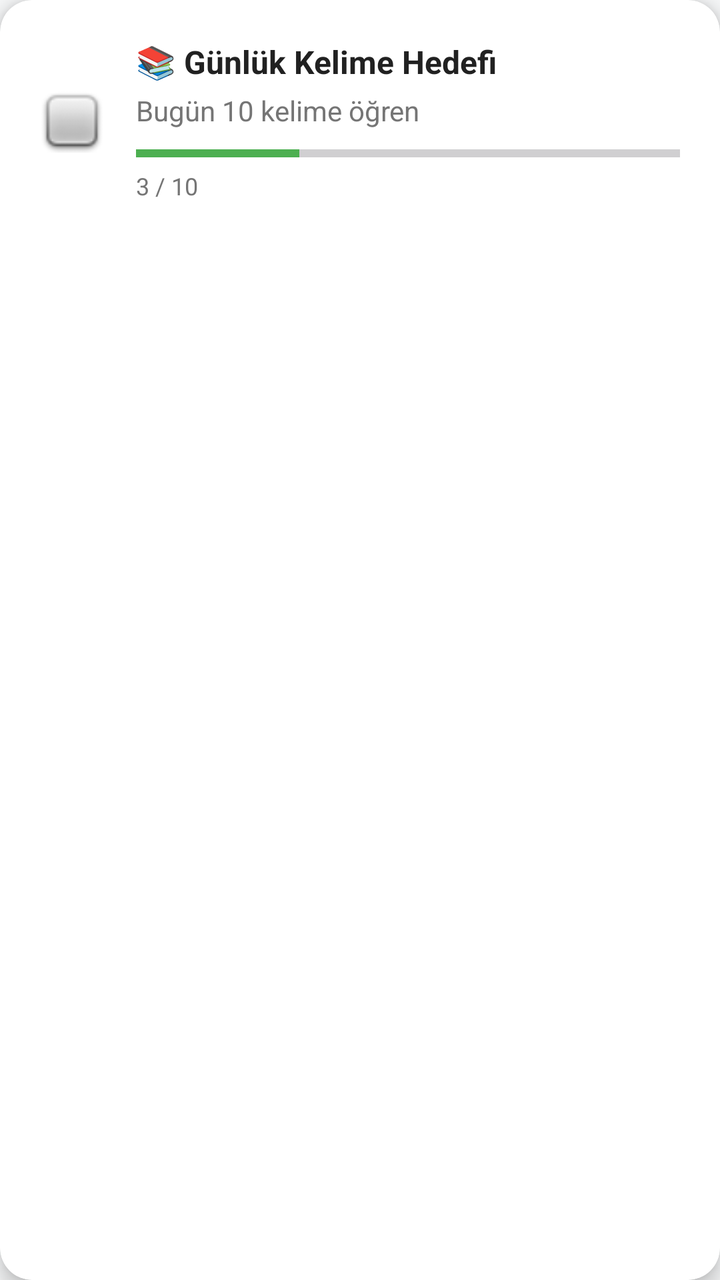
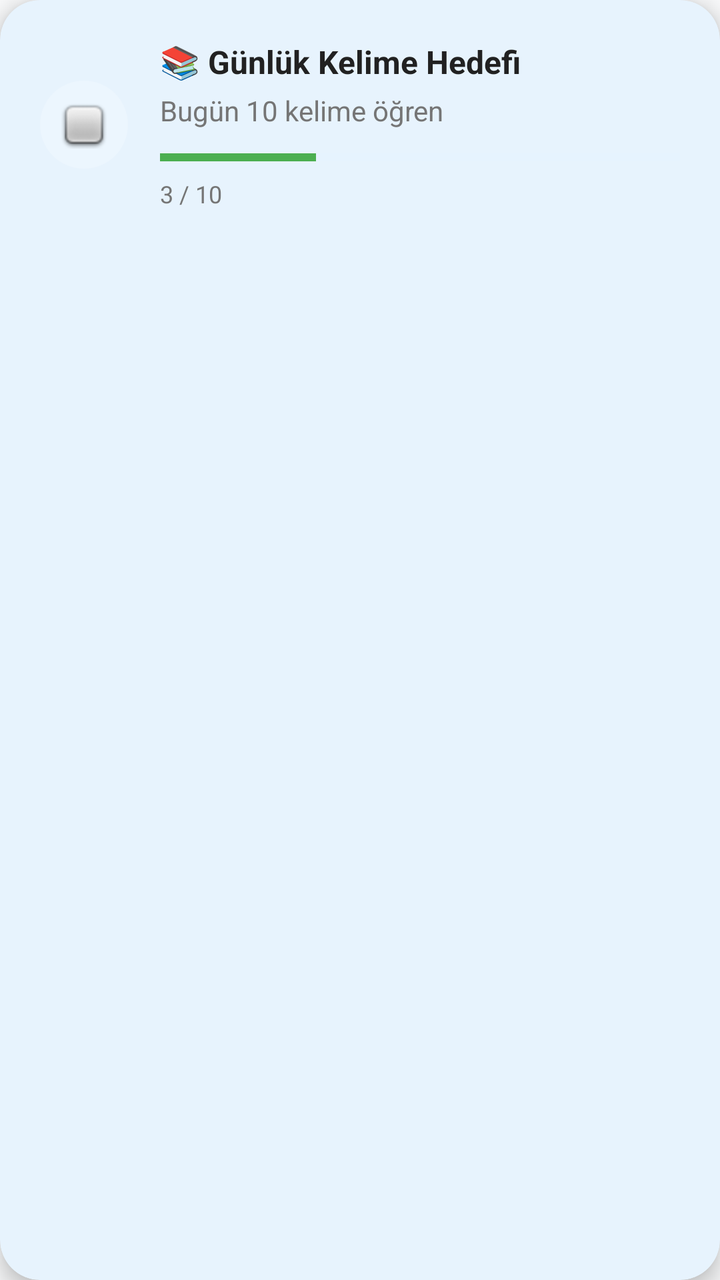

Before-and-after screenshots of an Android layout around one commit, followed by the original layout XML and the change that was made.
<!-- AndroidManifest.xml: application theme Theme.UygulamaProje -->
<!-- res/layout/item_daily_challenge.xml -->
<?xml version="1.0" encoding="utf-8"?>
<androidx.cardview.widget.CardView xmlns:android="http://schemas.android.com/apk/res/android"
    xmlns:app="http://schemas.android.com/apk/res-auto"
    android:id="@+id/cardChallenge"
    android:layout_width="match_parent"
    android:layout_height="wrap_content"
    android:layout_marginBottom="16dp"
    app:cardCornerRadius="16dp"
    app:cardElevation="6dp"
    android:background="@drawable/card_background">

    <LinearLayout
        android:layout_width="match_parent"
        android:layout_height="wrap_content"
        android:orientation="horizontal"
        android:padding="20dp"
        android:gravity="center_vertical">

        
        <ImageView
            android:id="@+id/ivChallengeStatus"
            android:layout_width="32dp"
            android:layout_height="32dp"
            android:src="@android:drawable/checkbox_off_background"
            android:layout_marginEnd="16dp" />

        
        <LinearLayout
            android:layout_width="0dp"
            android:layout_height="wrap_content"
            android:layout_weight="1"
            android:orientation="vertical">

            <TextView
                android:id="@+id/tvChallengeTitle"
                android:layout_width="wrap_content"
                android:layout_height="wrap_content"
                android:text="📚 Günlük Kelime Hedefi"
                android:textSize="16sp"
                android:textStyle="bold"
                android:textColor="@color/text_primary" />

            <TextView
                android:id="@+id/tvChallengeDescription"
                android:layout_width="wrap_content"
                android:layout_height="wrap_content"
                android:text="Bugün 10 kelime öğren"
                android:textSize="14sp"
                android:textColor="@color/text_secondary"
                android:layout_marginTop="4dp" />

            
            <ProgressBar
                android:id="@+id/challengeProgressBar"
                style="?android:attr/progressBarStyleHorizontal"
                android:layout_width="match_parent"
                android:layout_height="8dp"
                android:layout_marginTop="8dp"
                android:progress="3"
                android:max="10"
                android:progressTint="@color/button_success" />

            
            <LinearLayout
                android:layout_width="match_parent"
                android:layout_height="wrap_content"
                android:orientation="horizontal"
                android:layout_marginTop="4dp">

                <TextView
                    android:id="@+id/tvChallengeProgress"
                    android:layout_width="0dp"
                    android:layout_height="wrap_content"
                    android:layout_weight="1"
                    android:text="3 / 10"
                    android:textSize="12sp"
                    android:textColor="@color/text_secondary" />

                <TextView
                    android:id="@+id/tvChallengeReward"
                    android:layout_width="wrap_content"
                    android:layout_height="wrap_content"
                    android:text="+50 XP, +10 💰"
                    android:textSize="12sp"
                    android:textStyle="bold"
                    android:textColor="@color/accent_orange"
                    android:visibility="gone" />

            </LinearLayout>

        </LinearLayout>

    </LinearLayout>

</androidx.cardview.widget.CardView>
<!-- resources referenced by this layout -->
<resources>
  <color name="accent_orange">#FF9800</color>
  <color name="button_success">#4CAF50</color>
  <color name="text_primary">#212121</color>
  <color name="text_secondary">#757575</color>
  <!-- drawable card_background (drawable) -->
  <?xml version="1.0" encoding="utf-8"?>
  <shape xmlns:android="http://schemas.android.com/apk/res/android">
      <solid android:color="@color/background_card" />
      <corners android:radius="20dp" />
      <stroke
          android:width="1dp"
          android:color="@color/light_blue" />
  </shape>
  <style name="Theme.UygulamaProje" parent="Base.Theme.UygulamaProje" />
  <color name="background_card">#FFFFFF</color>
  <color name="light_blue">#E3F2FD</color>
  <style name="Base.Theme.UygulamaProje" parent="Theme.Material3.DayNight.NoActionBar">
          
          <item name="colorPrimary">@color/primary_blue</item>
          <item name="colorOnPrimary">@color/text_white</item>
          <item name="colorSecondary">@color/accent_orange</item>
          <item name="colorOnSecondary">@color/text_white</item>
          <item name="android:colorBackground">@color/background_light</item>
          <item name="colorSurface">@color/background_card</item>
          <item name="colorOnSurface">@color/text_primary</item>
          <item name="colorOnBackground">@color/text_primary</item>
      </style>
  <color name="primary_blue">#2196F3</color>
  <color name="text_white">#FFFFFF</color>
  <color name="background_light">#F8F9FA</color>
</resources>

<!-- the commit's change to res/layout/item_daily_challenge.xml (unified diff, before → after) -->
@@ -1,13 +1,14 @@
 <?xml version="1.0" encoding="utf-8"?>
-<androidx.cardview.widget.CardView xmlns:android="http://schemas.android.com/apk/res/android"
+<com.google.android.material.card.MaterialCardView xmlns:android="http://schemas.android.com/apk/res/android"
     xmlns:app="http://schemas.android.com/apk/res-auto"
     android:id="@+id/cardChallenge"
     android:layout_width="match_parent"
     android:layout_height="wrap_content"
-    android:layout_marginBottom="16dp"
-    app:cardCornerRadius="16dp"
+    android:layout_marginBottom="12dp"
+    app:cardCornerRadius="20dp"
     app:cardElevation="6dp"
-    android:background="@drawable/card_background">
+    app:cardBackgroundColor="?attr/colorSurface"
+    app:strokeWidth="0dp">
 
     <LinearLayout
         android:layout_width="match_parent"
@@ -17,12 +18,24 @@
         android:gravity="center_vertical">
 
         
-        <ImageView
-            android:id="@+id/ivChallengeStatus"
-            android:layout_width="32dp"
-            android:layout_height="32dp"
-            android:src="@android:drawable/checkbox_off_background"
-            android:layout_marginEnd="16dp" />
+        <FrameLayout
+            android:layout_width="44dp"
+            android:layout_height="44dp"
+            android:layout_marginEnd="16dp">
+
+            <View
+                android:layout_width="match_parent"
+                android:layout_height="match_parent"
+                android:background="@drawable/icon_circle_background" />
+
+            <ImageView
+                android:id="@+id/ivChallengeStatus"
+                android:layout_width="24dp"
+                android:layout_height="24dp"
+                android:layout_gravity="center"
+                android:src="@android:drawable/checkbox_off_background" />
+
+        </FrameLayout>
 
         
         <LinearLayout
@@ -55,17 +68,18 @@
                 style="?android:attr/progressBarStyleHorizontal"
                 android:layout_width="match_parent"
                 android:layout_height="8dp"
-                android:layout_marginTop="8dp"
+                android:layout_marginTop="10dp"
                 android:progress="3"
                 android:max="10"
-                android:progressTint="@color/button_success" />
+                android:progressTint="@color/button_success"
+                android:progressBackgroundTint="@color/light_blue" />
 
             
             <LinearLayout
                 android:layout_width="match_parent"
                 android:layout_height="wrap_content"
                 android:orientation="horizontal"
-                android:layout_marginTop="4dp">
+                android:layout_marginTop="6dp">
 
                 <TextView
                     android:id="@+id/tvChallengeProgress"
@@ -92,4 +106,4 @@
 
     </LinearLayout>
 
-</androidx.cardview.widget.CardView>
+</com.google.android.material.card.MaterialCardView>
<!-- resource entries referenced after the edit -->
@@ -4,16 +4,17 @@
   <color name="button_success">#4CAF50</color>
   <color name="text_primary">#212121</color>
   <color name="text_secondary">#757575</color>
-  <!-- drawable card_background (drawable) -->
+  <!-- drawable icon_circle_background (drawable) -->
   <?xml version="1.0" encoding="utf-8"?>
-  <shape xmlns:android="http://schemas.android.com/apk/res/android">
-      <solid android:color="@color/background_card" />
-      <corners android:radius="20dp" />
-      <stroke
-          android:width="1dp"
-          android:color="@color/light_blue" />
+  <shape xmlns:android="http://schemas.android.com/apk/res/android"
+      android:shape="oval">
+      <solid android:color="@color/shimmer_highlight" />
+      <size
+          android:width="56dp"
+          android:height="56dp" />
   </shape>
   <style name="Theme.UygulamaProje" parent="Base.Theme.UygulamaProje" />
+  <color name="shimmer_highlight">#33FFFFFF</color>
   <color name="background_card">#FFFFFF</color>
   <color name="light_blue">#E3F2FD</color>
   <style name="Base.Theme.UygulamaProje" parent="Theme.Material3.DayNight.NoActionBar">
